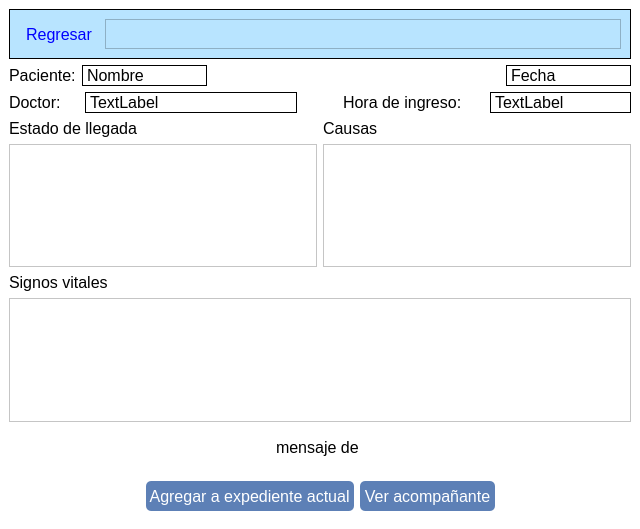
Laloses/Hospital, file agregarUrgencia.ui: the form before one commit.
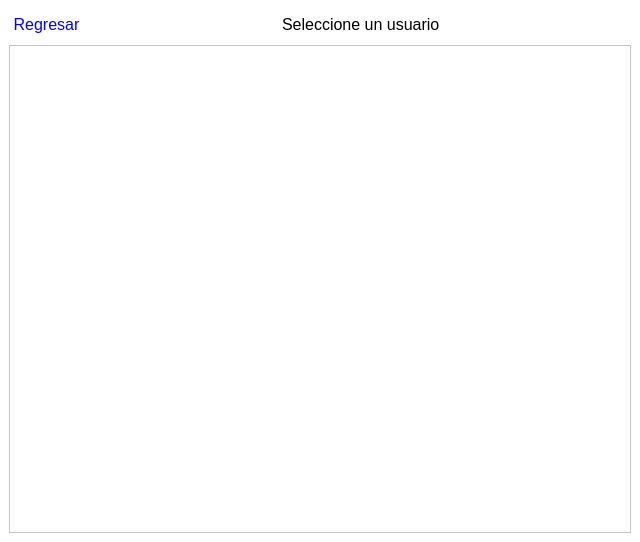
The form after the commit. The open tabs and pages were chosen to show the change. Icons and pictures are not drawn.

Diff of the .ui file:
```diff
--- a/agregarUrgencia.ui
+++ b/agregarUrgencia.ui
@@ -7,7 +7,7 @@
     <x>0</x>
     <y>0</y>
     <width>640</width>
-    <height>496</height>
+    <height>542</height>
    </rect>
   </property>
   <property name="windowTitle">
@@ -1710,6 +1710,87 @@
        </item>
       </layout>
      </widget>
+     <widget class="QWidget" name="page">
+      <layout class="QVBoxLayout" name="verticalLayout_18">
+       <item>
+        <layout class="QHBoxLayout" name="horizontalLayout_31">
+         <item>
+          <widget class="QPushButton" name="pushButton_4">
+           <property name="styleSheet">
+            <string notr="true">background:transparent;
+color:blue;</string>
+           </property>
+           <property name="text">
+            <string> Regresar </string>
+           </property>
+           <property name="icon">
+            <iconset resource="imgs/imgs.qrc">
+             <normaloff>:/imgs/backArrow.png</normaloff>:/imgs/backArrow.png</iconset>
+           </property>
+          </widget>
+         </item>
+         <item>
+          <spacer name="horizontalSpacer_21">
+           <property name="orientation">
+            <enum>Qt::Horizontal</enum>
+           </property>
+           <property name="sizeHint" stdset="0">
+            <size>
+             <width>40</width>
+             <height>20</height>
+            </size>
+           </property>
+          </spacer>
+         </item>
+         <item>
+          <widget class="QLabel" name="label_27">
+           <property name="text">
+            <string>Seleccione un usuario</string>
+           </property>
+          </widget>
+         </item>
+         <item>
+          <spacer name="horizontalSpacer_22">
+           <property name="orientation">
+            <enum>Qt::Horizontal</enum>
+           </property>
+           <property name="sizeHint" stdset="0">
+            <size>
+             <width>40</width>
+             <height>20</height>
+            </size>
+           </property>
+          </spacer>
+         </item>
+        </layout>
+       </item>
+       <item>
+        <widget class="QScrollArea" name="sa_usuarios">
+         <property name="styleSheet">
+          <string notr="true">color:black;</string>
+         </property>
+         <property name="widgetResizable">
+          <bool>true</bool>
+         </property>
+         <widget class="QWidget" name="scrollAreaWidgetContents_2">
+          <property name="geometry">
+           <rect>
+            <x>0</x>
+            <y>0</y>
+            <width>620</width>
+            <height>484</height>
+           </rect>
+          </property>
+          <layout class="QVBoxLayout" name="verticalLayout_17">
+           <item>
+            <layout class="QVBoxLayout" name="lay_usu"/>
+           </item>
+          </layout>
+         </widget>
+        </widget>
+       </item>
+      </layout>
+     </widget>
     </widget>
    </item>
   </layout>
```
Left out of the diff: 41 changed lines with no effect on the pictures.
